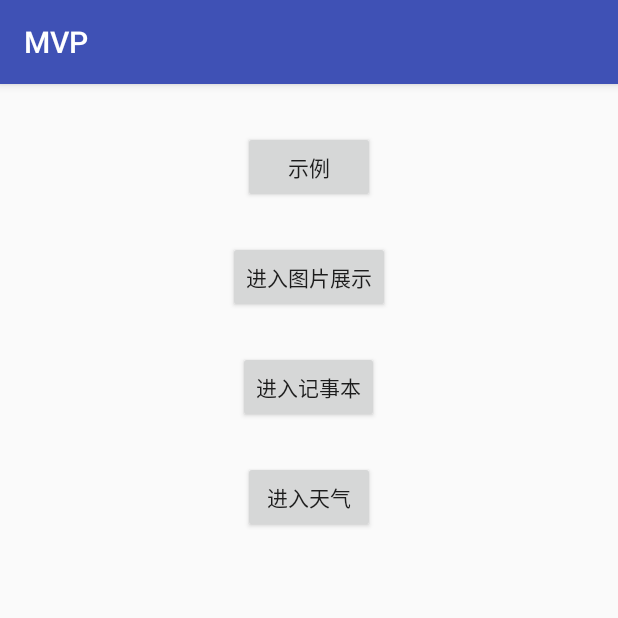
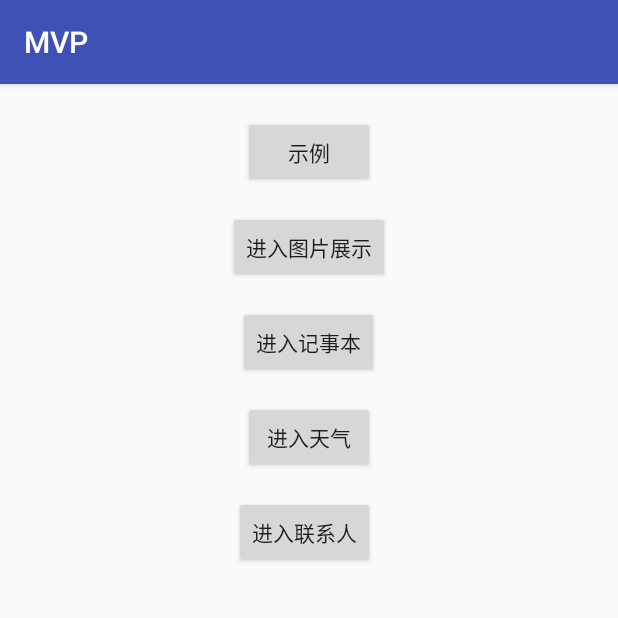
Before and after one commit to a172986431/MyApplication, an Android app: the screen it shows after launch (MainActivity), on a phone screen of 412 x 824 dp, the top half of it. Run offline under Robolectric (Android 15) with nearby library versions, the light colour scheme and no system bars; libraries missing offline, so code that uses them is left out: com.squareup.leakcanary; 1 statement that could not run was skipped.

Commit message:
提交代码

```diff
--- a/MVP/src/main/AndroidManifest.xml
+++ b/MVP/src/main/AndroidManifest.xml
@@ -5,6 +5,8 @@
     <uses-permission android:name="android.permission.INTERNET" />
     <uses-permission android:name="android.permission.WRITE_EXTERNAL_STORAGE" />
     <uses-permission android:name="android.permission.READ_EXTERNAL_STORAGE" />
+    <!-- 访问联系人的权限 -->
+    <uses-permission android:name="android.permission.READ_CONTACTS" />
 
     <application
         android:name=".app.MvpApp"
@@ -36,6 +38,7 @@
         <activity android:name=".activity.NoteBook.NoteActivity" />
         <activity android:name=".activity.ProxyActivity" />
         <activity android:name=".activity.weather.CityListActivity" />
+        <activity android:name=".activity.contact.ContactActivity" />
 
         <!-- 添加报告分析的服务和自定义界面样式  -->
         <service
--- a/MVP/src/main/res/layout/activity_main.xml
+++ b/MVP/src/main/res/layout/activity_main.xml
@@ -14,7 +14,7 @@
         android:layout_width="wrap_content"
         android:layout_height="wrap_content"
         android:layout_centerHorizontal="true"
-        android:layout_marginTop="15dp"
+        android:layout_marginTop="5dp"
         android:onClick="toChatActivity"
         android:text="示例" />
 
@@ -24,7 +24,7 @@
         android:layout_height="wrap_content"
         android:layout_below="@id/example_bt"
         android:layout_centerHorizontal="true"
-        android:layout_marginTop="25dp"
+        android:layout_marginTop="15dp"
         android:onClick="toImageActivity"
         android:text="进入图片展示" />
 
@@ -34,7 +34,7 @@
         android:layout_height="wrap_content"
         android:layout_below="@id/image_bt"
         android:layout_centerHorizontal="true"
-        android:layout_marginTop="25dp"
+        android:layout_marginTop="15dp"
         android:onClick="toNoteActivity"
         android:text="进入记事本" />
 
@@ -43,7 +43,18 @@
         android:layout_height="wrap_content"
         android:layout_below="@id/note_bt"
         android:layout_centerHorizontal="true"
-        android:layout_marginTop="25dp"
+        android:layout_marginTop="15dp"
         android:onClick="toProxyActivity"
-        android:text="进入天气" />
+        android:text="进入天气"
+        android:id="@+id/button" />
+
+    <Button
+        android:text="进入联系人"
+        android:layout_width="wrap_content"
+        android:layout_height="wrap_content"
+        android:id="@+id/contact_bt"
+        android:layout_below="@+id/button"
+        android:layout_alignEnd="@+id/button"
+        android:onClick="toContactActivity"
+        android:layout_marginTop="15dp" />
 </RelativeLayout>
--- a/build.gradle
+++ b/build.gradle
@@ -5,7 +5,7 @@ buildscript {
         jcenter()
     }
     dependencies {
-        classpath 'com.android.tools.build:gradle:2.0.0'
+        classpath 'com.android.tools.build:gradle:2.2.1'
         classpath 'com.neenbedankt.gradle.plugins:android-apt:1.8'
         // NOTE: Do not place your application dependencies here; they belong
         // in the individual module build.gradle files
--- a/gradle.properties
+++ b/gradle.properties
@@ -16,3 +16,4 @@
 # This option should only be used with decoupled projects. More details, visit
 # http://www.gradle.org/docs/current/userguide/multi_project_builds.html#sec:decoupled_projects
 # org.gradle.parallel=true
+android.enableBuildCache=true
```
Also changed, not shown: MVP/src/main/java/com/mvp/rxandroid/activity/MainActivity.java (+11 -0 lines), gradle/wrapper/gradle-wrapper.properties.
